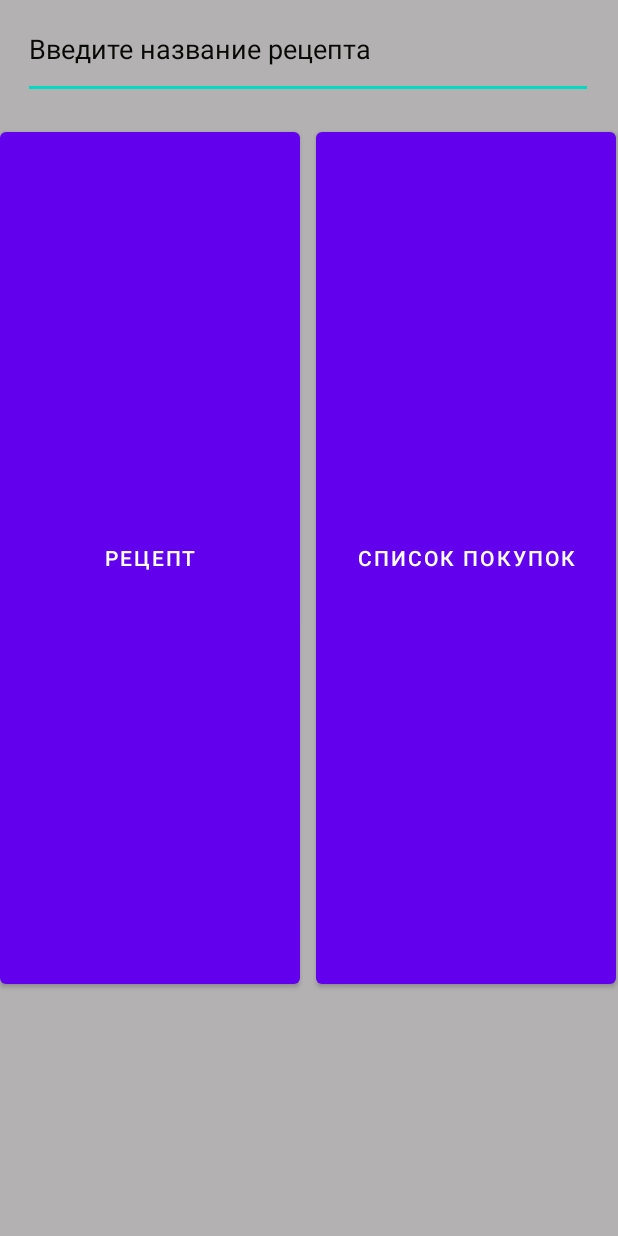
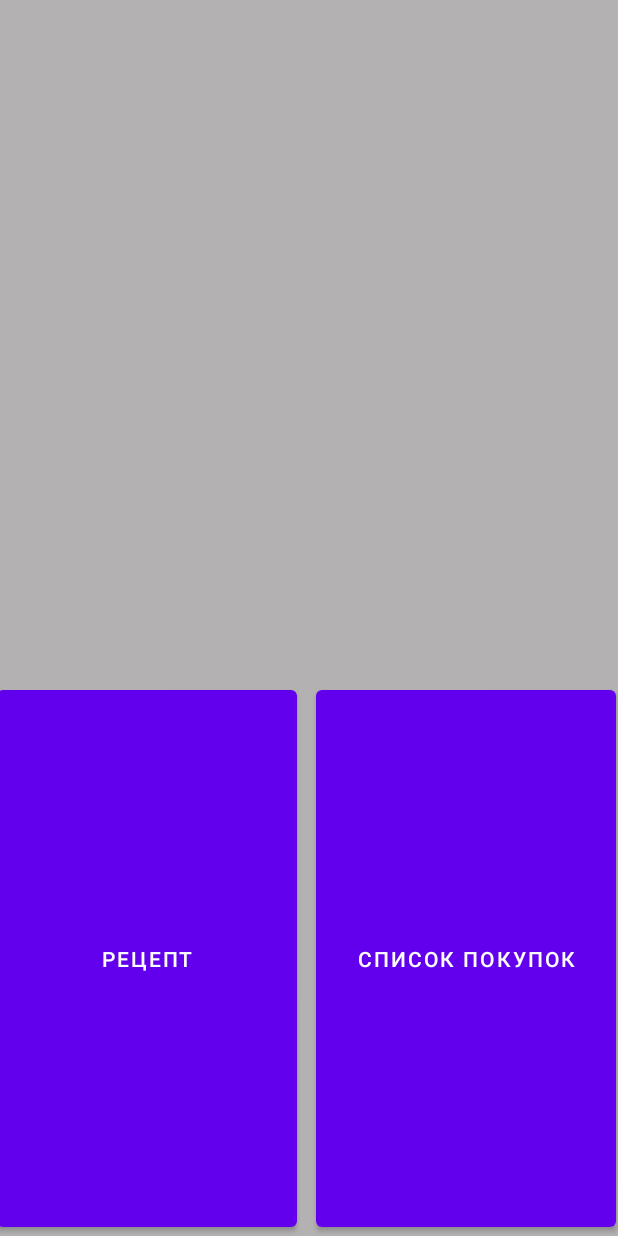
Before and after one commit to zin-ton/APP_1, an Android app: the screen it shows after launch (MainActivity), on a phone screen of 412 x 824 dp. Run offline under Robolectric (Android 15) with nearby library versions, the phone set to English and light mode, and no system bars; libraries missing offline, so code that uses them is left out: com.opencsv; 5 statements that could not run were skipped.

```diff
--- a/app/src/main/java/com/example/cookbook/MainActivity.java
+++ b/app/src/main/java/com/example/cookbook/MainActivity.java
@@ -1,16 +1,26 @@
 package com.example.cookbook;
 
 import android.content.Intent;
+import android.content.res.AssetManager;
 import android.os.Bundle;
 import android.view.KeyEvent;
 import android.view.View;
 import android.view.View.OnKeyListener;
 import android.widget.Button;
 import android.widget.EditText;
+import android.widget.LinearLayout;
 import android.widget.TextView;
 
 import androidx.appcompat.app.AppCompatActivity;
+
+import com.opencsv.CSVParser;
+import com.opencsv.CSVParserBuilder;
 import com.opencsv.CSVReader;
+import com.opencsv.CSVReaderBuilder;
+
+import java.io.IOException;
+import java.io.InputStream;
+import java.io.InputStreamReader;
 
 
 public class MainActivity extends AppCompatActivity {
@@ -21,10 +31,30 @@ public class MainActivity extends AppCompatActivity {
     protected void onCreate(Bundle savedInstanceState) {
         super.onCreate(savedInstanceState);
         setContentView(R.layout.activity_main);
-       inputText = (EditText) findViewById(R.id.SearchText);
-       inputText.setHint("Введите название рецепта");
+        LinearLayout linearLayout = (LinearLayout) findViewById(R.id.find);
         Button to_buy = (Button) findViewById(R.id.shopListButton);
         Button receipt = (Button) findViewById(R.id.receiptButton);
+        AssetManager assetManager = getAssets();
+        InputStream inputStream;
+        try {
+            inputStream = assetManager.open("csvfile.csv");
+        } catch (IOException e) {
+            throw new RuntimeException(e);
+        }
+        CSVParser csvParser = new CSVParserBuilder()
+                .withSeparator(',')
+                .withIgnoreQuotations(true)
+                .build();
+        InputStreamReader inputStreamReader = new InputStreamReader(inputStream);
+        CSVReader csvReader = new CSVReaderBuilder(inputStreamReader)
+                .withSkipLines(1)
+                .withCSVParser(csvParser)
+                .build();
+        String[] nextLine;
+        while((nextLine = csvReader.readNext()) != null){
+
+        }
+
         inputText.setOnKeyListener(new OnKeyListener(){
            public boolean onKey(View view, int keyCode, KeyEvent keyevent){
                 if((keyevent.getAction() == keyevent.ACTION_DOWN) && (keyCode == KeyEvent.KEYCODE_ENTER)){
--- a/app/src/main/res/layout/activity_main.xml
+++ b/app/src/main/res/layout/activity_main.xml
@@ -7,42 +7,38 @@
     android:background="@color/bg_color"
     tools:context=".MainActivity">
 
-    <EditText
-        android:id="@+id/SearchText"
-        android:layout_width="380dp"
-        android:layout_height="66dp"
-        android:ems="10"
-        android:hint="@string/Seacrch_Bar_Hint"
-        android:inputType="textPersonName"
-        android:text=""
-        android:textColorHint="@color/hint_color"
-        app:layout_constraintEnd_toEndOf="parent"
-        app:layout_constraintHorizontal_bias="0.483"
-        app:layout_constraintStart_toStartOf="parent"
-        app:layout_constraintTop_toTopOf="parent" />
-
     <Button
         android:id="@+id/shopListButton"
         android:layout_width="200dp"
-        android:layout_height="580dp"
-        android:layout_marginTop="16dp"
+        android:layout_height="370dp"
         android:text="@string/to_buy"
+        app:layout_constraintBottom_toBottomOf="parent"
         app:layout_constraintEnd_toEndOf="parent"
         app:layout_constraintHorizontal_bias="0.995"
-        app:layout_constraintStart_toStartOf="parent"
-        app:layout_constraintTop_toBottomOf="@+id/SearchText" />
+        app:layout_constraintStart_toStartOf="parent" />
 
     <Button
         android:id="@+id/receiptButton"
         android:layout_width="200dp"
-        android:layout_height="580dp"
-        android:layout_marginTop="16dp"
+        android:layout_height="370dp"
         android:layout_marginEnd="68dp"
         android:height="577dp"
         android:text="@string/Receipt"
+        app:layout_constraintBottom_toBottomOf="parent"
         app:layout_constraintEnd_toStartOf="@+id/shopListButton"
-        app:layout_constraintHorizontal_bias="0.0"
+        app:layout_constraintHorizontal_bias="0.051"
         app:layout_constraintStart_toStartOf="parent"
-        app:layout_constraintTop_toBottomOf="@+id/SearchText" />
+        app:layout_constraintTop_toTopOf="parent"
+        app:layout_constraintVertical_bias="1.0" />
+
+    <LinearLayout
+        android:id="@+id/find"
+        android:layout_width="409dp"
+        android:layout_height="287dp"
+        android:orientation="vertical"
+        app:layout_constraintBottom_toTopOf="@+id/receiptButton"
+        app:layout_constraintEnd_toEndOf="parent"
+        app:layout_constraintStart_toStartOf="parent"
+        app:layout_constraintTop_toTopOf="parent"></LinearLayout>
 
 </androidx.constraintlayout.widget.ConstraintLayout>
```
Also changed, not shown: app/src/main/java/com/example/cookbook/to_buy_activity.java (+35 -13 lines), app/src/main/res/layout/activity_recipt.xml (deleted, +0 -9 lines).
